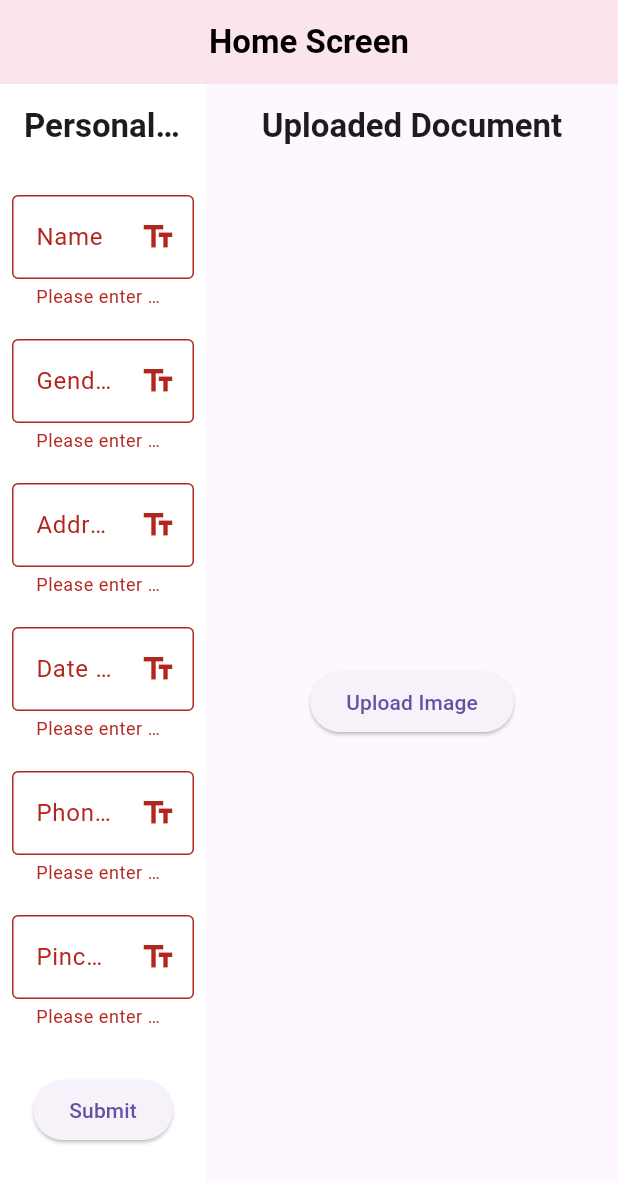
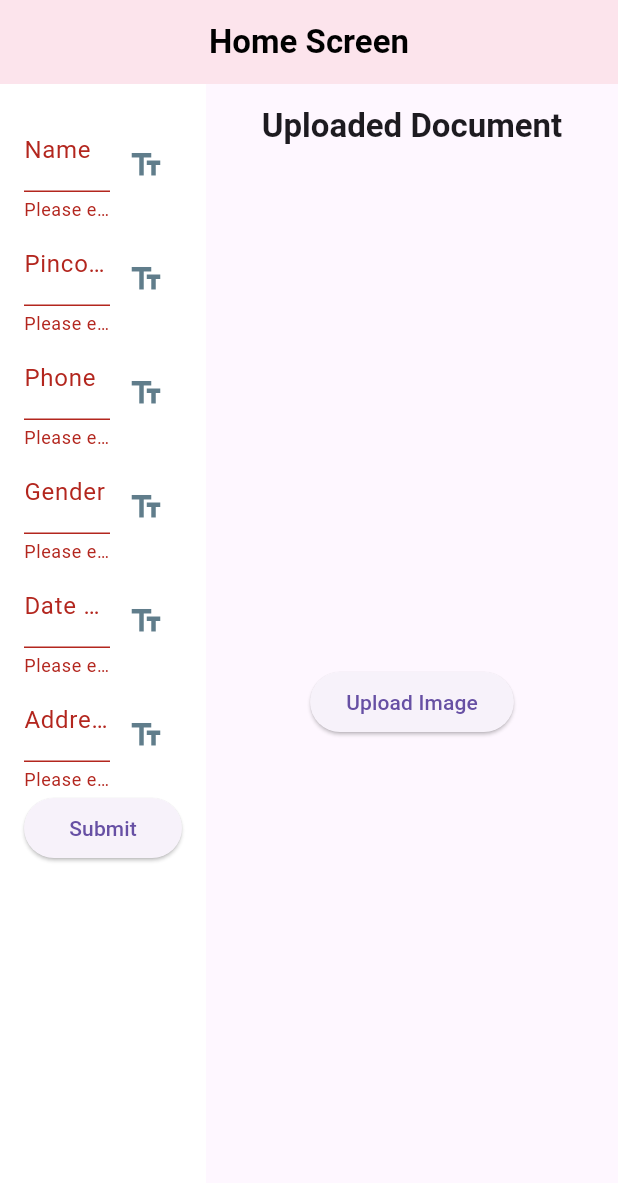
Before and after one commit to mubinsyedmuhammed/Text_extractor, a Flutter app: the screen it shows after launch, after a tap on "Submit", on a phone screen of 412 x 824 dp. Shown: the top 1183 px of the screen. Run offline on Flutter 3.47's test engine with Material 3 defaults, Android fonts, the phone set to English and light mode, and no system bars; our stand-ins replace file_picker.

Commit message:
commit in new_update

```diff
--- a/lib/Services/image_uploader.dart
+++ b/lib/Services/image_uploader.dart
@@ -1,9 +1,13 @@
 import 'dart:typed_data';
+
 import 'package:flutter/material.dart';
 import 'package:file_picker/file_picker.dart';
+import 'package:text_extractor/Services/api_fast.dart';
+import 'package:text_extractor/screens/roi_selection.dart';
 
-// ignore: use_key_in_widget_constructors
 class ImageUploader extends StatefulWidget {
+  const ImageUploader({super.key});
+
   @override
   // ignore: library_private_types_in_public_api
   _ImageUploaderState createState() => _ImageUploaderState();
@@ -11,7 +15,10 @@ class ImageUploader extends StatefulWidget {
 
 class _ImageUploaderState extends State<ImageUploader> {
   Uint8List? _selectedImageBytes;
+  bool _showROI = false;
+  String? _extractedText;
 
+  // Image picker function
   Future<void> _pickImage() async {
     FilePickerResult? result = await FilePicker.platform.pickFiles(
       type: FileType.image,
@@ -32,8 +39,26 @@ class _ImageUploaderState extends State<ImageUploader> {
   void _clearImage() {
     setState(() {
       _selectedImageBytes = null;
+      _extractedText = null;
     });
   }
+
+  // ignore: unused_element
+  void _toggleROISelection() {
+    setState(() {
+      _showROI = !_showROI;
+    });
+  }
+
+  // Extract text using the backend
+  void _extractText(Uint8List imageBytes) async {
+  ApiService apiService = ApiService();
+  String? extractedText = await apiService.extractTextFromImage(imageBytes);
+  setState(() {
+    _extractedText = extractedText ?? "Failed to extract text.";
+  });
+}
+
 
   @override
   Widget build(BuildContext context) {
@@ -55,7 +80,14 @@ class _ImageUploaderState extends State<ImageUploader> {
           : Stack(
               children: [
                 Center(
-                  child: Image.memory(_selectedImageBytes!),
+                  child: _showROI
+                      ? ROISelection(
+                          imageBytes: _selectedImageBytes!,
+                          onROISelected: (croppedImage) {
+                            _extractText(croppedImage);
+                          },
+                        )
+                      : Image.memory(_selectedImageBytes!),
                 ),
                 Positioned(
                   top: 25,
@@ -64,15 +96,38 @@ class _ImageUploaderState extends State<ImageUploader> {
                     width: 40,
                     height: 40,
                     decoration: BoxDecoration(
-                    shape: BoxShape.circle,
-                    color: Colors.red
-                    ),
+                        shape: BoxShape.circle, color: Colors.red),
                     child: IconButton(
                       onPressed: _clearImage,
                       icon: const Icon(Icons.close, color: Colors.white),
                     ),
-                  )
+                  ),
                 ),
+                if (_extractedText != null)
+                  Positioned(
+                    bottom: 25,
+                    left: 15,
+                    right: 15,
+                    child: Container(
+                      padding: const EdgeInsets.all(8),
+                      decoration: BoxDecoration(
+                        color: Colors.white,
+                        borderRadius: BorderRadius.circular(8),
+                        boxShadow: [
+                          BoxShadow(
+                            // ignore: deprecated_member_use
+                            color: Colors.black.withOpacity(0.2),
+                            spreadRadius: 2,
+                            blurRadius: 5,
+                          ),
+                        ],
+                      ),
+                      child: Text(
+                        _extractedText!,
+                        style: const TextStyle(fontSize: 16),
+                      ),
+                    ),
+                  ),
               ],
             ),
     );
--- a/lib/Services/text_form.dart
+++ b/lib/Services/text_form.dart
@@ -1,8 +1,16 @@
+import 'dart:developer';
+import 'dart:typed_data';
+
 import 'package:flutter/material.dart';
-
+import 'package:text_extractor/screens/roi_selection.dart'; // Ensure you have ROISelection imported
+import 'package:text_extractor/Services/api_fast.dart'; // API service to interact with backend
 
 class IconButtonForText extends StatelessWidget {
-  const IconButtonForText({super.key, required this.field, required this.onExtract});
+  const IconButtonForText({
+    super.key,
+    required this.field,
+    required this.onExtract,
+  });
 
   final String field;
   final Function(String) onExtract;
@@ -24,6 +32,7 @@ class CustomForm extends StatefulWidget {
 }
 
 class _CustomFormState extends State<CustomForm> {
+  Uint8List? _selectedImageBytes;
   final _formKey = GlobalKey<FormState>();
   final TextEditingController _nameController = TextEditingController();
   final TextEditingController _pincodeController = TextEditingController();
@@ -32,103 +41,222 @@ class _CustomFormState extends State<CustomForm> {
   final TextEditingController _dobController = TextEditingController();
   final TextEditingController _addressController = TextEditingController();
 
+  // ignore: unused_element
   void _clearField(TextEditingController controller) {
     controller.clear();
+  }
+
+  // Function to handle ROI selection and text extraction
+  void _onROISelected(String field) {
+  // if (_selectedImageBytes == null || _selectedImageBytes!.isEmpty) {
+  //   ScaffoldMessenger.of(context).showSnackBar(
+  //     const SnackBar(content: Text('Please upload an Image first')),
+  //   );
+  //   return;
+  // }
+
+  Navigator.push(
+    context,
+    MaterialPageRoute(
+      builder: (context) => ROISelection(
+        onROISelected: (croppedImage) {
+          _extractTextFromImage(croppedImage, field);
+        },
+        imageBytes: _selectedImageBytes!,
+      ),
+    ),
+  );
+}
+
+
+  // Extract text from cropped image and update the corresponding field
+  Future<void> _extractTextFromImage(Uint8List croppedImage, String field) async {
+  ApiService apiService = ApiService();
+  String? extractedText = await apiService.extractTextFromImage(croppedImage);
+
+  if (extractedText != null && extractedText.isNotEmpty) {
+    setState(() {
+      // Update the appropriate field based on the selected field
+      switch (field) {
+        case "Name":
+          _nameController.text = extractedText;
+          break;
+        case "Pincode":
+          _pincodeController.text = extractedText;
+          break;
+        case "Phone":
+          _phoneController.text = extractedText;
+          break;
+        case "Gender":
+          _genderController.text = extractedText;
+          break;
+        case "Date of Birth":
+          _dobController.text = extractedText;
+          break;
+        case "Address":
+          _addressController.text = extractedText;
+          break;
+        default:
+          break;
+      }
+    });
+  } else {
+    // ignore: use_build_context_synchronously
+    ScaffoldMessenger.of(context).showSnackBar(
+      const SnackBar(content: Text('Failed to extract text.')),
+    );
+  }
 }
 
   void _submitForm() {
     if (_formKey.currentState!.validate()) {
       ScaffoldMessenger.of(context).showSnackBar(
-        SnackBar(content: Text('Form Submitted Successfully!')),
+        const SnackBar(content: Text('Form Submitted Successfully!')),
       );
     }
   }
 
   @override
   Widget build(BuildContext context) {
-    return Scaffold(
-      appBar: AppBar(
-        backgroundColor: Colors.white,
-        title: Text('Personal Information', style: TextStyle(
-            fontWeight: FontWeight.bold
+    return Padding(
+      padding: const EdgeInsets.all(16.0),
+      child: Form(
+        key: _formKey,
+        child: ListView(
+          children: [
+            // Name Field
+            Row(
+              children: [
+                Expanded(
+                  child: TextFormField(
+                    controller: _nameController,
+                    decoration: const InputDecoration(labelText: 'Name'),
+                    validator: (value) {
+                      if (value == null || value.isEmpty) {
+                        return 'Please enter name';
+                      }
+                      return null;
+                    },
                   ),
                 ),
-        centerTitle: true,
+                IconButtonForText(
+                  field: 'Name',
+                  onExtract: _onROISelected,
                 ),
-      backgroundColor: Colors.white70,
-      body: Padding(
-        padding: const EdgeInsets.all(8.0),
-        child: Form(
-          key: _formKey,
-          child: Column(
+              ],
+            ),
+            // Pincode Field
+            Row(
               children: [
-              _buildTextField(
-                controller: _nameController,
-                label: 'Name',
-                icon: Icons.text_fields,
+                Expanded(
+                  child: TextFormField(
+                    controller: _pincodeController,
+                    decoration: const InputDecoration(labelText: 'Pincode'),
+                    validator: (value) {
+                      if (value == null || value.isEmpty) {
+                        return 'Please enter pincode';
+                      }
+                      return null;
+                    },
                   ),
-              _buildTextField(
+                ),
+                IconButtonForText(
+                  field: 'Pincode',
+                  onExtract: _onROISelected,
+                ),
+              ],
+            ),
+            // Phone Field
+            Row(
+              children: [
+                Expanded(
+                  child: TextFormField(
+                    controller: _phoneController,
+                    decoration: const InputDecoration(labelText: 'Phone'),
+                    validator: (value) {
+                      if (value == null || value.isEmpty) {
+                        return 'Please enter phone';
+                      }
+                      return null;
+                    },
+                  ),
+                ),
+                IconButtonForText(
+                  field: 'Phone',
+                  onExtract: _onROISelected,
+                ),
+              ],
+            ),
+            // Gender Field
+            Row(
+              children: [
+                Expanded(
+                  child: TextFormField(
                     controller: _genderController,
-                label: 'Gender',
-                icon: Icons.text_fields,
+                    decoration: const InputDecoration(labelText: 'Gender'),
+                    validator: (value) {
+                      if (value == null || value.isEmpty) {
+                        return 'Please enter gender';
+                      }
+                      return null;
+                    },
                   ),
-              _buildTextField(
+                ),
+                IconButtonForText(
+                  field: 'Gender',
+                  onExtract: _onROISelected,
+                ),
+              ],
+            ),
+            // Date of Birth Field
+            Row(
+              children: [
+                Expanded(
+                  child: TextFormField(
+                    controller: _dobController,
+                    decoration: const InputDecoration(labelText: 'Date of Birth'),
+                    validator: (value) {
+                      if (value == null || value.isEmpty) {
+                        return 'Please enter date of birth';
+                      }
+                      return null;
+                    },
+                  ),
+                ),
+                IconButtonForText(
+                  field: 'Date of Birth',
+                  onExtract: _onROISelected,
+                ),
+              ],
+            ),
+            // Address Field
+            Row(
+              children: [
+                Expanded(
+                  child: TextFormField(
                     controller: _addressController,
-                label: 'Address',
-                icon: Icons.text_fields,
+                    decoration: const InputDecoration(labelText: 'Address'),
+                    validator: (value) {
+                      if (value == null || value.isEmpty) {
+                        return 'Please enter address';
+                      }
+                      return null;
+                    },
                   ),
-              _buildTextField(
-                controller: _dobController,
-                label: 'Date of Birth',
-                icon: Icons.text_fields,
                 ),
-              _buildTextField(
-                controller: _phoneController,
-                label: 'Phone Number',
-                icon: Icons.text_fields,
+                IconButtonForText(
+                  field: 'Address',
+                  onExtract: _onROISelected,
                 ),
-              _buildTextField(
-                controller: _pincodeController,
-                label: 'Pincode',
-                icon: Icons.text_fields,
+              ],
             ),
-              SizedBox(height: 20),
             ElevatedButton(
               onPressed: _submitForm,
-                child: Text('Submit'),
+              child: const Text('Submit'),
             ),
           ],
         ),
       ),
-      ),
-    );
-  }
-
-
-  Widget _buildTextField({
-    required TextEditingController controller,
-    required String label,
-    required IconData icon,
-  }) {
-    return Padding(
-      padding: const EdgeInsets.symmetric(vertical: 10),
-      child: TextFormField(
-        controller: controller,
-        decoration: InputDecoration(
-          labelText: label,
-          border: OutlineInputBorder(),
-          suffixIcon: IconButton(
-            icon: Icon(icon),
-            onPressed: () => _clearField(controller),
-          ),
-        ),
-        validator: (value) {
-          if (value == null || value.isEmpty) {
-            return 'Please enter $label';
-          }
-          return null;
-        },
-      ),
     );
   }
 }
--- a/lib/containers/right_container.dart
+++ b/lib/containers/right_container.dart
@@ -1,5 +1,5 @@
 // ignore: unused_import
-import 'package:text_extractor/services/image_uploader.dart';
+import 'package:text_extractor/Services/image_uploader.dart';
 import 'package:flutter/material.dart';
 
 class RightContainer extends StatelessWidget {
--- a/lib/screens/home_screen.dart
+++ b/lib/screens/home_screen.dart
@@ -1,4 +1,4 @@
-import 'package:text_extractor/screens/custom_app_bar.dart';
+import 'package:text_extractor/containers/custom_app_bar.dart';
 import 'package:text_extractor/containers/left_container.dart';
 import 'package:text_extractor/containers/right_container.dart';
 import 'package:flutter/material.dart';
--- a/pubspec.yaml
+++ b/pubspec.yaml
@@ -35,6 +35,8 @@ dependencies:
   # Use with the CupertinoIcons class for iOS style icons.
   cupertino_icons: ^1.0.8
   file_picker: ^8.1.7
+  http: ^1.3.0
+  image: ^4.5.2
 
 dev_dependencies:
   flutter_test:
```
Also changed, not shown: lib/Services/api_fast.dart (added, +29 -0 lines), lib/screens/roi_selection.dart (added, +82 -0 lines), lib/Services/roi_selection.dart (deleted), lib/containers/custom_app_bar.dart (renamed from lib/screens/custom_app_bar.dart), pubspec.lock. Lines whose indentation alone changed are shown as unchanged.
